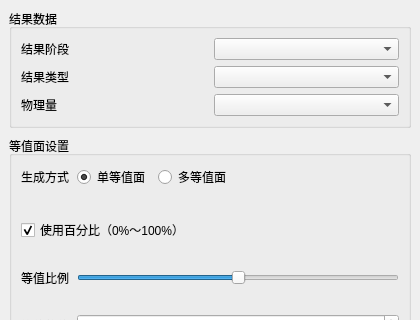
Above: plugins/Base_PostProcessing/IsosurfaceSettingsWidget.ui from asd977/base_cae before the change; both pictures show x 0 to 420 and y 0 to 320 of the 420 by 650 pixel window. Below: the same form after it.
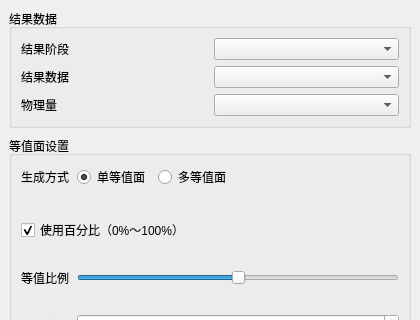
That is the form after the change.

Diff of the .ui file:
```diff
--- a/plugins/Base_PostProcessing/IsosurfaceSettingsWidget.ui
+++ b/plugins/Base_PostProcessing/IsosurfaceSettingsWidget.ui
@@ -13,7 +13,7 @@
       <property name="horizontalSpacing"><number>8</number></property><property name="verticalSpacing"><number>6</number></property>
       <item row="0" column="0"><widget class="QLabel" name="resultStageLabel"><property name="text"><string>结果阶段</string></property></widget></item>
       <item row="0" column="1"><widget class="QComboBox" name="resultDirComboBox"/></item>
-      <item row="1" column="0"><widget class="QLabel" name="resultTypeLabel"><property name="text"><string>结果类型</string></property></widget></item>
+      <item row="1" column="0"><widget class="QLabel" name="resultTypeLabel"><property name="text"><string>结果数据</string></property></widget></item>
       <item row="1" column="1"><widget class="QComboBox" name="stepComboBox"/></item>
       <item row="2" column="0"><widget class="QLabel" name="scalarLabel"><property name="text"><string>物理量</string></property></widget></item>
       <item row="2" column="1"><widget class="QComboBox" name="scalarComboBox"/></item>
```
